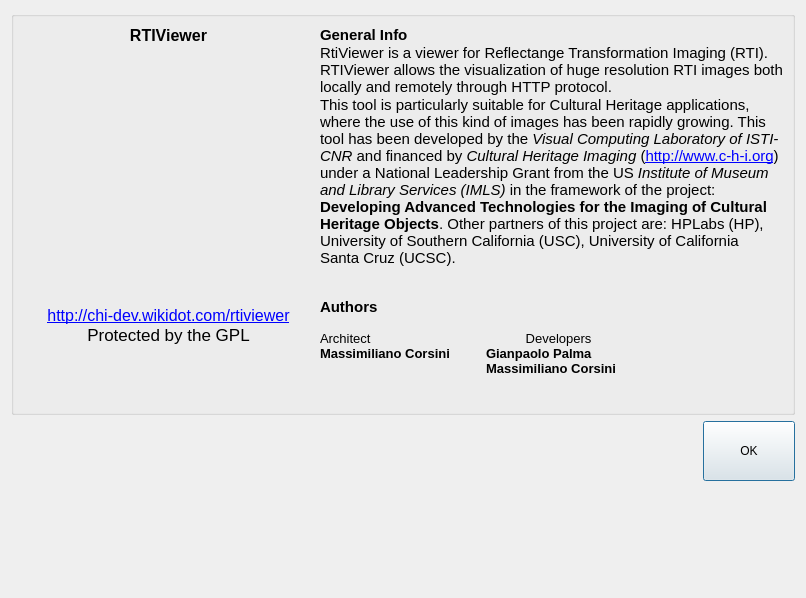
The window that components/RTIViewer/rtiviewer/src/about.ui (rti-capture/rti-chi) describes before a commit, drawn with Qt 5.
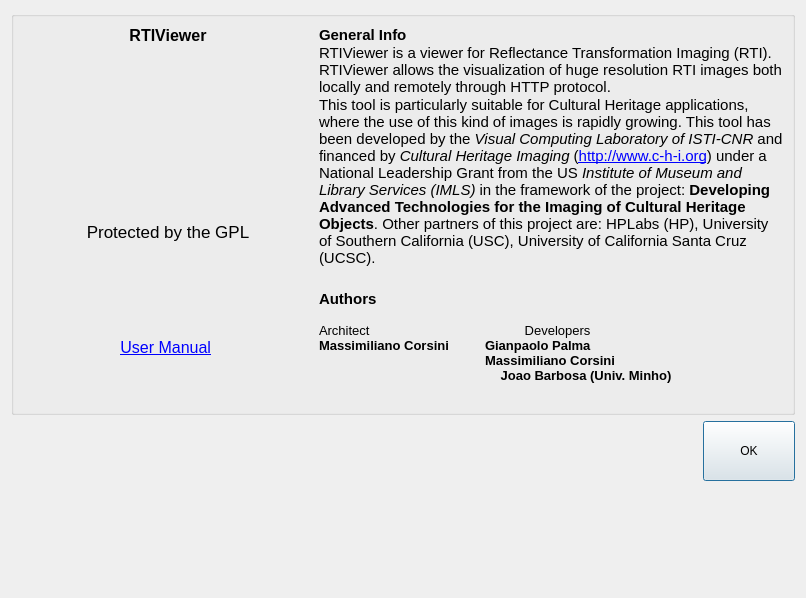
The same window after the commit. Icons and pictures are not drawn.

```diff
--- a/components/RTIViewer/rtiviewer/src/about.ui
+++ b/components/RTIViewer/rtiviewer/src/about.ui
@@ -58,11 +58,14 @@
             <height>30</height>
            </size>
           </property>
-          <property name="text" >
-           <string>&lt;html>&lt;head>&lt;meta name="qrichtext" content="1" />&lt;style type="text/css">&#xd;&#xd;
-p, li { white-space: pre-wrap; }&#xd;&#xd;
-&lt;/style>&lt;/head>&lt;body style=" font-family:'MS Shell Dlg 2'; font-size:8.25pt; font-weight:400; font-style:normal;">&#xd;&#xd;
-&lt;p style=" margin-top:0px; margin-bottom:0px; margin-left:0px; margin-right:0px; -qt-block-indent:0; text-indent:0px;">&lt;span style=" font-size:12pt; font-weight:600;">RTIViewer&lt;/span>&lt;/p>&lt;/body>&lt;/html></string>
+          <property name="text">
+           <string>&lt;html&gt;&lt;head&gt;&lt;meta name=&quot;qrichtext&quot; content=&quot;1&quot; /&gt;&lt;style type=&quot;text/css&quot;&gt;
+
+p, li { white-space: pre-wrap; }
+
+&lt;/style&gt;&lt;/head&gt;&lt;body style=&quot; font-family:'MS Shell Dlg 2'; font-size:8.25pt; font-weight:400; font-style:normal;&quot;&gt;
+
+&lt;p style=&quot; margin-top:0px; margin-bottom:0px; margin-left:0px; margin-right:0px; -qt-block-indent:0; text-indent:0px;&quot;&gt;&lt;span style=&quot; font-size:12pt; font-weight:600;&quot;&gt;RTIViewer&lt;/span&gt;&lt;/p&gt;&lt;/body&gt;&lt;/html&gt;</string>
           </property>
           <property name="alignment" >
            <set>Qt::AlignHCenter|Qt::AlignTop</set>
@@ -101,24 +104,89 @@
          </layout>
         </item>
         <item>
-         <widget class="QLabel" name="labelMLLink" >
-          <property name="text" >
-           <string>&lt;!DOCTYPE HTML PUBLIC "-//W3C//DTD HTML 4.0//EN" "http://www.w3.org/TR/REC-html40/strict.dtd">
-&lt;html>&lt;head>&lt;meta name="qrichtext" content="1" />&lt;style type="text/css">
+         <widget class="QLabel" name="labelMLLink">
+          <property name="text">
+           <string>&lt;!DOCTYPE HTML PUBLIC &quot;-//W3C//DTD HTML 4.0//EN&quot; &quot;http://www.w3.org/TR/REC-html40/strict.dtd&quot;&gt;
+&lt;html&gt;&lt;head&gt;&lt;meta name=&quot;qrichtext&quot; content=&quot;1&quot; /&gt;&lt;style type=&quot;text/css&quot;&gt;
 p, li { white-space: pre-wrap; }
-&lt;/style>&lt;/head>&lt;body style=" font-family:'MS Shell Dlg 2'; font-size:8.25pt; font-weight:400; font-style:normal;">
-&lt;p style="-qt-paragraph-type:empty; margin-top:0px; margin-bottom:0px; margin-left:0px; margin-right:0px; -qt-block-indent:0; text-indent:0px; font-family:'MS Shell Dlg'; font-size:8pt;">&lt;/p>
-&lt;p style=" margin-top:0px; margin-bottom:0px; margin-left:0px; margin-right:0px; -qt-block-indent:0; text-indent:0px; font-family:'MS Shell Dlg'; font-size:12pt;">&lt;a href="http://chi-dev.wikidot.com/rtiviewer">&lt;span style=" text-decoration: underline; color:#0000ff;">http://chi-dev.wikidot.com/rtiviewer&lt;/span>&lt;/a>&lt;/p>
-&lt;p style=" margin-top:0px; margin-bottom:0px; margin-left:0px; margin-right:0px; -qt-block-indent:0; text-indent:0px; font-family:'MS Shell Dlg'; font-size:13pt;">Protected by the GPL&lt;/p>&lt;/body>&lt;/html></string>
+&lt;/style&gt;&lt;/head&gt;&lt;body style=&quot; font-family:'MS Shell Dlg 2'; font-size:8.25pt; font-weight:400; font-style:normal;&quot;&gt;
+&lt;p style=&quot; margin-top:0px; margin-bottom:0px; margin-left:0px; margin-right:0px; -qt-block-indent:0; text-indent:0px;&quot;&gt;&lt;span style=&quot; font-family:'MS Shell Dlg'; font-size:13pt;&quot;&gt;Protected by the GPL&lt;/span&gt;&lt;/p&gt;&lt;/body&gt;&lt;/html&gt;</string>
           </property>
           <property name="alignment" >
            <set>Qt::AlignCenter</set>
           </property>
-          <property name="openExternalLinks" >
+          <property name="margin">
+           <number>0</number>
+          </property>
+          <property name="openExternalLinks">
            <bool>true</bool>
           </property>
          </widget>
         </item>
+        <item>
+         <layout class="QHBoxLayout" name="horizontalLayout">
+          <item>
+           <spacer name="horizontalSpacer">
+            <property name="orientation">
+             <enum>Qt::Horizontal</enum>
+            </property>
+            <property name="sizeHint" stdset="0">
+             <size>
+              <width>40</width>
+              <height>20</height>
+             </size>
+            </property>
+           </spacer>
+          </item>
+          <item>
+           <widget class="QLabel" name="label_2">
+            <property name="text">
+             <string>&lt;!DOCTYPE HTML PUBLIC &quot;-//W3C//DTD HTML 4.0//EN&quot; &quot;http://www.w3.org/TR/REC-html40/strict.dtd&quot;&gt;
+&lt;html&gt;&lt;head&gt;&lt;meta name=&quot;qrichtext&quot; content=&quot;1&quot; /&gt;&lt;style type=&quot;text/css&quot;&gt;
+p, li { white-space: pre-wrap; }
+&lt;/style&gt;&lt;/head&gt;&lt;body style=&quot; font-family:'MS Shell Dlg 2'; font-size:8.25pt; font-weight:400; font-style:normal;&quot;&gt;
+&lt;p style=&quot; margin-top:0px; margin-bottom:0px; margin-left:0px; margin-right:0px; -qt-block-indent:0; text-indent:0px;&quot;&gt;&lt;a href=&quot;manual.pdf&quot;&gt;&lt;span style=&quot; font-size:12pt; text-decoration: underline; color:#0000ff;&quot;&gt;User Manual&lt;/span&gt;&lt;/a&gt;&lt;/p&gt;&lt;/body&gt;&lt;/html&gt;</string>
+            </property>
+            <property name="alignment">
+             <set>Qt::AlignRight|Qt::AlignTrailing|Qt::AlignVCenter</set>
+            </property>
+            <property name="margin">
+             <number>1</number>
+            </property>
+            <property name="indent">
+             <number>-2</number>
+            </property>
+           </widget>
+          </item>
+          <item>
+           <widget class="QLabel" name="label_3">
+            <property name="text">
+             <string>&lt;!DOCTYPE HTML PUBLIC &quot;-//W3C//DTD HTML 4.0//EN&quot; &quot;http://www.w3.org/TR/REC-html40/strict.dtd&quot;&gt;
+&lt;html&gt;&lt;head&gt;&lt;meta name=&quot;qrichtext&quot; content=&quot;1&quot; /&gt;&lt;style type=&quot;text/css&quot;&gt;
+p, li { white-space: pre-wrap; }
+&lt;/style&gt;&lt;/head&gt;&lt;body style=&quot; font-family:'MS Shell Dlg 2'; font-size:8.25pt; font-weight:400; font-style:normal;&quot;&gt;
+&lt;p style=&quot; margin-top:0px; margin-bottom:0px; margin-left:0px; margin-right:0px; -qt-block-indent:0; text-indent:0px;&quot;&gt;&lt;img src=&quot;:/images/logo-pdf.png&quot; /&gt;&lt;/p&gt;&lt;/body&gt;&lt;/html&gt;</string>
+            </property>
+            <property name="indent">
+             <number>0</number>
+            </property>
+           </widget>
+          </item>
+          <item>
+           <spacer name="horizontalSpacer_2">
+            <property name="orientation">
+             <enum>Qt::Horizontal</enum>
+            </property>
+            <property name="sizeHint" stdset="0">
+             <size>
+              <width>40</width>
+              <height>20</height>
+             </size>
+            </property>
+           </spacer>
+          </item>
+         </layout>
+        </item>
        </layout>
       </item>
       <item>
@@ -137,14 +205,14 @@
             <verstretch>0</verstretch>
            </sizepolicy>
           </property>
-          <property name="text" >
-           <string>&lt;!DOCTYPE HTML PUBLIC "-//W3C//DTD HTML 4.0//EN" "http://www.w3.org/TR/REC-html40/strict.dtd">
-&lt;html>&lt;head>&lt;meta name="qrichtext" content="1" />&lt;style type="text/css">
+          <property name="text">
+           <string>&lt;!DOCTYPE HTML PUBLIC &quot;-//W3C//DTD HTML 4.0//EN&quot; &quot;http://www.w3.org/TR/REC-html40/strict.dtd&quot;&gt;
+&lt;html&gt;&lt;head&gt;&lt;meta name=&quot;qrichtext&quot; content=&quot;1&quot; /&gt;&lt;style type=&quot;text/css&quot;&gt;
 p, li { white-space: pre-wrap; }
-&lt;/style>&lt;/head>&lt;body style=" font-family:'MS Shell Dlg 2'; font-size:8.25pt; font-weight:400; font-style:normal;">
-&lt;p style=" margin-top:0px; margin-bottom:0px; margin-left:0px; margin-right:0px; -qt-block-indent:0; text-indent:0px; font-family:'MS Shell Dlg'; font-size:13pt;">&lt;span style=" font-size:11pt; font-weight:600;">General Info&lt;/span>&lt;/p>
-&lt;p style=" margin-top:0px; margin-bottom:0px; margin-left:0px; margin-right:0px; -qt-block-indent:0; text-indent:0px; font-family:'MS Shell Dlg'; font-size:11pt; font-weight:600;">&lt;span style=" font-weight:400;">RtiViewer is a viewer for Reflectange Transformation Imaging (RTI). RTIViewer allows the visualization of huge resolution RTI images both locally and remotely through HTTP protocol.&lt;/span>&lt;/p>
-&lt;p style=" margin-top:0px; margin-bottom:0px; margin-left:0px; margin-right:0px; -qt-block-indent:0; text-indent:0px; font-family:'MS Shell Dlg'; font-size:11pt;">This tool is particularly suitable for Cultural Heritage applications, where the use of this kind of images has been rapidly growing. This tool has been developed by the &lt;span style=" font-style:italic;">Visual Computing Laboratory of ISTI-CNR&lt;/span> and financed by &lt;span style=" font-style:italic;">Cultural Heritage Imaging&lt;/span> (&lt;span style=" text-decoration: underline; color:#0000ff;">http://www.c-h-i.org&lt;/span>) under a National Leadership Grant from the US &lt;span style=" font-style:italic;">Institute of Museum and Library Services (IMLS)&lt;/span> in the framework of the project: &lt;span style=" font-weight:600;">Developing Advanced Technologies for the Imaging of Cultural Heritage Objects&lt;/span>.&lt;span style=" font-weight:600;"> &lt;/span>Other partners of this project are: HPLabs (HP), University of Southern California (USC), University of California Santa Cruz (UCSC).&lt;/p>&lt;/body>&lt;/html></string>
+&lt;/style&gt;&lt;/head&gt;&lt;body style=&quot; font-family:'MS Shell Dlg 2'; font-size:8.25pt; font-weight:400; font-style:normal;&quot;&gt;
+&lt;p style=&quot; margin-top:0px; margin-bottom:0px; margin-left:0px; margin-right:0px; -qt-block-indent:0; text-indent:0px;&quot;&gt;&lt;span style=&quot; font-family:'MS Shell Dlg'; font-size:11pt; font-weight:600;&quot;&gt;General Info&lt;/span&gt;&lt;/p&gt;
+&lt;p style=&quot; margin-top:0px; margin-bottom:0px; margin-left:0px; margin-right:0px; -qt-block-indent:0; text-indent:0px;&quot;&gt;&lt;span style=&quot; font-family:'MS Shell Dlg'; font-size:11pt;&quot;&gt;RTIViewer is a viewer for Reflectance Transformation Imaging (RTI). RTIViewer allows the visualization of huge resolution RTI images both locally and remotely through HTTP protocol.&lt;/span&gt;&lt;/p&gt;
+&lt;p style=&quot; margin-top:0px; margin-bottom:0px; margin-left:0px; margin-right:0px; -qt-block-indent:0; text-indent:0px;&quot;&gt;&lt;span style=&quot; font-family:'MS Shell Dlg'; font-size:11pt;&quot;&gt;This tool is particularly suitable for Cultural Heritage applications, where the use of this kind of images is rapidly growing. This tool has been developed by the &lt;/span&gt;&lt;span style=&quot; font-family:'MS Shell Dlg'; font-size:11pt; font-style:italic;&quot;&gt;Visual Computing Laboratory of ISTI-CNR&lt;/span&gt;&lt;span style=&quot; font-family:'MS Shell Dlg'; font-size:11pt;&quot;&gt; and financed by &lt;/span&gt;&lt;span style=&quot; font-family:'MS Shell Dlg'; font-size:11pt; font-style:italic;&quot;&gt;Cultural Heritage Imaging&lt;/span&gt;&lt;span style=&quot; font-family:'MS Shell Dlg'; font-size:11pt;&quot;&gt; (&lt;/span&gt;&lt;span style=&quot; font-family:'MS Shell Dlg'; font-size:11pt; text-decoration: underline; color:#0000ff;&quot;&gt;http://www.c-h-i.org&lt;/span&gt;&lt;span style=&quot; font-family:'MS Shell Dlg'; font-size:11pt;&quot;&gt;) under a National Leadership Grant from the US &lt;/span&gt;&lt;span style=&quot; font-family:'MS Shell Dlg'; font-size:11pt; font-style:italic;&quot;&gt;Institute of Museum and Library Services (IMLS)&lt;/span&gt;&lt;span style=&quot; font-family:'MS Shell Dlg'; font-size:11pt;&quot;&gt; in the framework of the project: &lt;/span&gt;&lt;span style=&quot; font-family:'MS Shell Dlg'; font-size:11pt; font-weight:600;&quot;&gt;Developing Advanced Technologies for the Imaging of Cultural Heritage Objects&lt;/span&gt;&lt;span style=&quot; font-family:'MS Shell Dlg'; font-size:11pt;&quot;&gt;.&lt;/span&gt;&lt;span style=&quot; font-family:'MS Shell Dlg'; font-size:11pt; font-weight:600;&quot;&gt; &lt;/span&gt;&lt;span style=&quot; font-family:'MS Shell Dlg'; font-size:11pt;&quot;&gt;Other partners of this project are: HPLabs (HP), University of Southern California (USC), University of California Santa Cruz (UCSC).&lt;/span&gt;&lt;/p&gt;&lt;/body&gt;&lt;/html&gt;</string>
           </property>
           <property name="alignment" >
            <set>Qt::AlignJustify|Qt::AlignLeading|Qt::AlignLeft|Qt::AlignTop</set>
@@ -155,19 +223,20 @@
          </widget>
         </item>
         <item>
-         <widget class="QLabel" name="labelAuthors" >
-          <property name="text" >
-           <string>&lt;!DOCTYPE HTML PUBLIC "-//W3C//DTD HTML 4.0//EN" "http://www.w3.org/TR/REC-html40/strict.dtd">
-&lt;html>&lt;head>&lt;meta name="qrichtext" content="1" />&lt;style type="text/css">
+         <widget class="QLabel" name="labelAuthors">
+          <property name="text">
+           <string>&lt;!DOCTYPE HTML PUBLIC &quot;-//W3C//DTD HTML 4.0//EN&quot; &quot;http://www.w3.org/TR/REC-html40/strict.dtd&quot;&gt;
+&lt;html&gt;&lt;head&gt;&lt;meta name=&quot;qrichtext&quot; content=&quot;1&quot; /&gt;&lt;style type=&quot;text/css&quot;&gt;
 p, li { white-space: pre-wrap; }
-&lt;/style>&lt;/head>&lt;body style=" font-family:'MS Shell Dlg 2'; font-size:8.25pt; font-weight:400; font-style:normal;">
-&lt;p style="-qt-paragraph-type:empty; margin-top:0px; margin-bottom:0px; margin-left:0px; margin-right:0px; -qt-block-indent:0; text-indent:0px; font-family:'MS Shell Dlg'; font-size:8pt;">&lt;/p>
-&lt;p style=" margin-top:0px; margin-bottom:0px; margin-left:0px; margin-right:0px; -qt-block-indent:0; text-indent:0px; font-family:'MS Shell Dlg'; font-size:10pt; font-weight:600;">&lt;span style=" font-size:11pt;">Authors&lt;/span>&lt;/p>
-&lt;p style="-qt-paragraph-type:empty; margin-top:0px; margin-bottom:0px; margin-left:0px; margin-right:0px; -qt-block-indent:0; text-indent:0px; font-family:'MS Shell Dlg'; font-size:10pt;">&lt;/p>
-&lt;p style=" margin-top:0px; margin-bottom:0px; margin-left:0px; margin-right:0px; -qt-block-indent:0; text-indent:0px; font-family:'MS Shell Dlg'; font-size:10pt;">Architect                                           Developers&lt;/p>
-&lt;p style=" margin-top:0px; margin-bottom:0px; margin-left:0px; margin-right:0px; -qt-block-indent:0; text-indent:0px; font-family:'MS Shell Dlg'; font-size:10pt;">&lt;span style=" font-weight:600;">Massimiliano Corsini          Gianpaolo Palma&lt;/span>&lt;/p>
-&lt;p style=" margin-top:0px; margin-bottom:0px; margin-left:0px; margin-right:0px; -qt-block-indent:0; text-indent:0px; font-family:'MS Shell Dlg'; font-size:10pt; font-weight:600;">                                              Massimiliano Corsini&lt;/p>
-&lt;p style="-qt-paragraph-type:empty; margin-top:0px; margin-bottom:0px; margin-left:0px; margin-right:0px; -qt-block-indent:0; text-indent:0px; font-family:'MS Shell Dlg'; font-size:10pt;">&lt;/p>&lt;/body>&lt;/html></string>
+&lt;/style&gt;&lt;/head&gt;&lt;body style=&quot; font-family:'MS Shell Dlg 2'; font-size:8.25pt; font-weight:400; font-style:normal;&quot;&gt;
+&lt;p style=&quot;-qt-paragraph-type:empty; margin-top:0px; margin-bottom:0px; margin-left:0px; margin-right:0px; -qt-block-indent:0; text-indent:0px; font-family:'MS Shell Dlg'; font-size:8pt;&quot;&gt;&lt;/p&gt;
+&lt;p style=&quot; margin-top:0px; margin-bottom:0px; margin-left:0px; margin-right:0px; -qt-block-indent:0; text-indent:0px;&quot;&gt;&lt;span style=&quot; font-family:'MS Shell Dlg'; font-size:11pt; font-weight:600;&quot;&gt;Authors&lt;/span&gt;&lt;/p&gt;
+&lt;p style=&quot;-qt-paragraph-type:empty; margin-top:0px; margin-bottom:0px; margin-left:0px; margin-right:0px; -qt-block-indent:0; text-indent:0px; font-family:'MS Shell Dlg'; font-size:10pt;&quot;&gt;&lt;/p&gt;
+&lt;p style=&quot; margin-top:0px; margin-bottom:0px; margin-left:0px; margin-right:0px; -qt-block-indent:0; text-indent:0px;&quot;&gt;&lt;span style=&quot; font-family:'MS Shell Dlg'; font-size:10pt;&quot;&gt;Architect                                           Developers&lt;/span&gt;&lt;/p&gt;
+&lt;p style=&quot; margin-top:0px; margin-bottom:0px; margin-left:0px; margin-right:0px; -qt-block-indent:0; text-indent:0px;&quot;&gt;&lt;span style=&quot; font-family:'MS Shell Dlg'; font-size:10pt; font-weight:600;&quot;&gt;Massimiliano Corsini          Gianpaolo Palma&lt;/span&gt;&lt;/p&gt;
+&lt;p style=&quot; margin-top:0px; margin-bottom:0px; margin-left:0px; margin-right:0px; -qt-block-indent:0; text-indent:0px;&quot;&gt;&lt;span style=&quot; font-family:'MS Shell Dlg'; font-size:10pt; font-weight:600;&quot;&gt;                                              Massimiliano Corsini&lt;/span&gt;&lt;/p&gt;
+&lt;p style=&quot; margin-top:0px; margin-bottom:0px; margin-left:0px; margin-right:0px; -qt-block-indent:0; text-indent:0px;&quot;&gt;&lt;span style=&quot; font-family:'MS Shell Dlg'; font-size:10pt; font-weight:600;&quot;&gt;		      Joao Barbosa (Univ. Minho)&lt;/span&gt;&lt;/p&gt;
+&lt;p style=&quot;-qt-paragraph-type:empty; margin-top:0px; margin-bottom:0px; margin-left:0px; margin-right:0px; -qt-block-indent:0; text-indent:0px; font-family:'MS Shell Dlg'; font-size:10pt;&quot;&gt;&lt;/p&gt;&lt;/body&gt;&lt;/html&gt;</string>
           </property>
           <property name="wordWrap" >
            <bool>true</bool>
```
Left out of the diff: 250 changed lines with no effect on the pictures.
